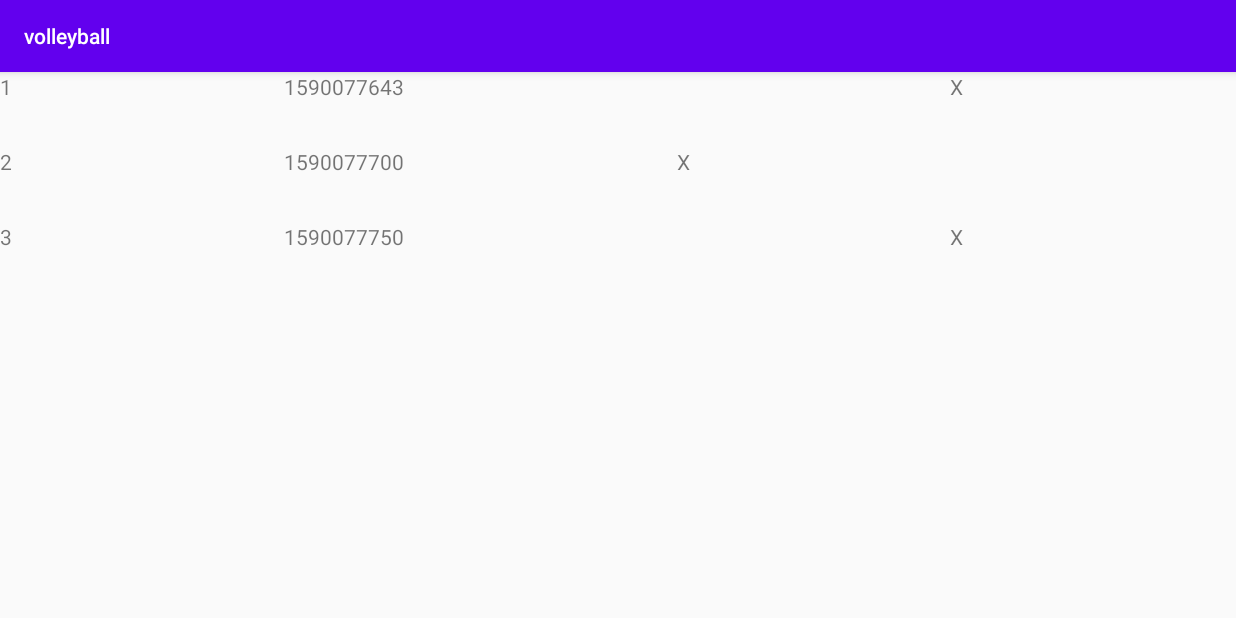
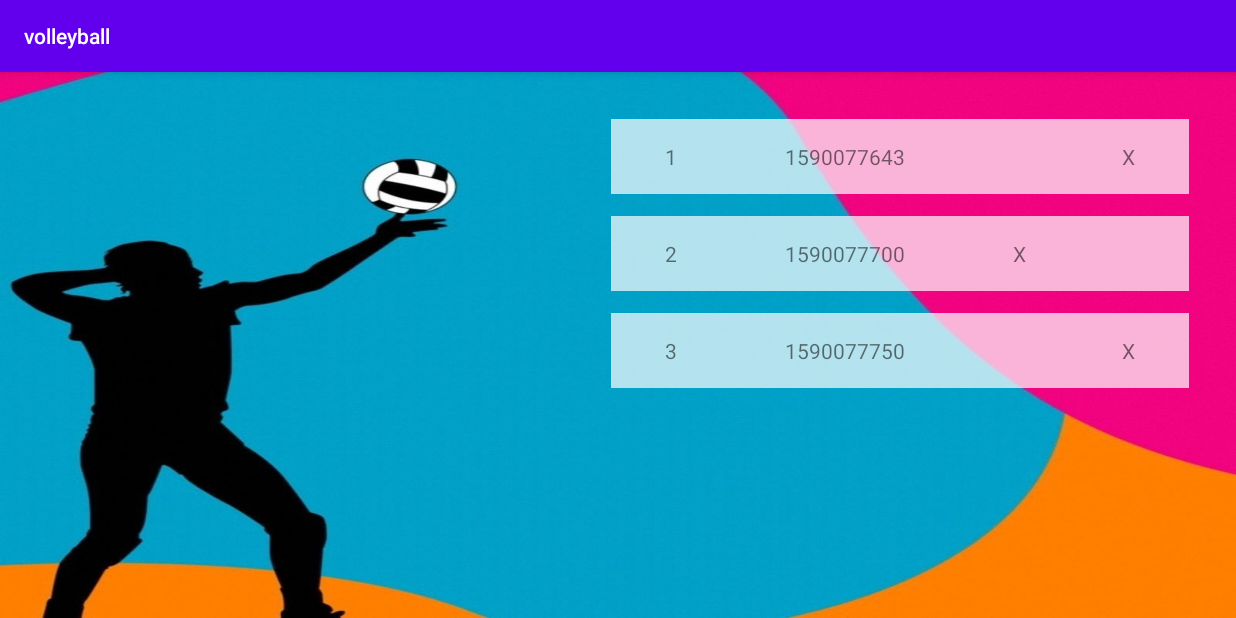
Before and after one commit to denn02/volleyball-1, an Android app: the ResultGameFragment screen opened through its navigation route, on a phone screen of 824 x 412 dp (held sideways). Run offline under Robolectric (Android 15) with nearby library versions, the phone set to English and light mode, and no system bars.

Commit message:
background

```diff
--- a/app/src/main/res/layout/fragment_result_game.xml
+++ b/app/src/main/res/layout/fragment_result_game.xml
@@ -1,12 +1,27 @@
 <?xml version="1.0" encoding="utf-8"?>
 <FrameLayout xmlns:android="http://schemas.android.com/apk/res/android"
+    xmlns:app="http://schemas.android.com/apk/res-auto"
     xmlns:tools="http://schemas.android.com/tools"
     android:layout_width="match_parent"
     android:layout_height="match_parent"
+    android:background="@drawable/backrgound"
     tools:context=".ResultGameFragment">
 
-    <androidx.recyclerview.widget.RecyclerView
-        android:id="@+id/recycler_round"
+    <androidx.constraintlayout.widget.ConstraintLayout
         android:layout_width="match_parent"
-        android:layout_height="match_parent" />
+        android:layout_height="match_parent">
+
+        <androidx.recyclerview.widget.RecyclerView
+            android:id="@+id/recycler_round"
+            android:layout_width="400dp"
+            android:layout_height="0dp"
+            android:layout_marginTop="24dp"
+            android:layout_marginEnd="24dp"
+            android:layout_marginBottom="24dp"
+            app:layout_constraintBottom_toBottomOf="parent"
+            app:layout_constraintEnd_toEndOf="parent"
+            app:layout_constraintTop_toTopOf="parent"
+            app:layout_constraintVertical_bias="0.497" />
+    </androidx.constraintlayout.widget.ConstraintLayout>
+
 </FrameLayout>
--- a/app/src/main/res/layout/round_item_layout.xml
+++ b/app/src/main/res/layout/round_item_layout.xml
@@ -2,6 +2,8 @@
 <LinearLayout xmlns:android="http://schemas.android.com/apk/res/android"
     android:layout_width="match_parent"
     android:layout_height="50dp"
+    android:layout_margin="7dp"
+    android:background="#B3FFFFFF"
     android:orientation="horizontal">
 
     <TextView
@@ -9,6 +11,7 @@
         android:layout_width="wrap_content"
         android:layout_height="match_parent"
         android:layout_weight="1"
+        android:gravity="center"
         android:text="1" />
 
     <TextView
@@ -16,6 +19,7 @@
         android:layout_width="wrap_content"
         android:layout_height="match_parent"
         android:layout_weight="1"
+        android:gravity="center"
         android:text="Время" />
 
     <TextView
@@ -23,6 +27,7 @@
         android:layout_width="wrap_content"
         android:layout_height="match_parent"
         android:layout_weight="1"
+        android:gravity="center"
         android:text="Команда 1" />
 
     <TextView
@@ -30,5 +35,6 @@
         android:layout_width="wrap_content"
         android:layout_height="match_parent"
         android:layout_weight="1"
+        android:gravity="center"
         android:text="Команда 2" />
 </LinearLayout>
```
Also changed, not shown: app/src/main/res/drawable/backrgound.jpg (added).
